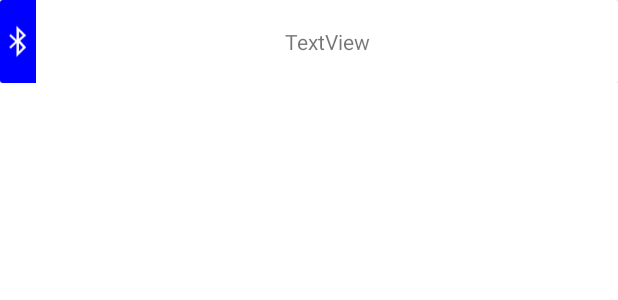
After one commit to PFE-Humanlab/EMG-Droid, an Android app: the layout member_row.xml on its own in the app's theme, with its tools: preview values and no code run, on a phone screen of 412 x 824 dp. The commit adds this screen. Shown: the top 300 px of the screen. Run offline under Robolectric (Android 15) with nearby library versions, the phone set to English and light mode, and no system bars.

Commit message:
Implement : Bluetooth device list

```diff
--- a/app/src/main/java/com/example/bluetooth/ConnectionThread.kt
+++ b/app/src/main/java/com/example/bluetooth/ConnectionThread.kt
@@ -31,13 +31,13 @@ class ConnectionThread(bluetoothDevice: BluetoothDevice, val bluetoothAdapter: B
         super.run()
 
         bluetoothAdapter.cancelDiscovery()
-        println("Trying to connect to device")
+//        println("Trying to connect to device")
 
         try {
             socket.connect()
         }catch (connectException : IOException){
 
-            println("Error connecting to device")
+//            println("Error connecting to device")
 
             try {
                 socket.close()
@@ -47,7 +47,7 @@ class ConnectionThread(bluetoothDevice: BluetoothDevice, val bluetoothAdapter: B
 
         }
 
-        println("Success connecting to device")
+//        println("Success connecting to device")
 
         val dataThread = DataThread(socket)
 
--- /dev/null
+++ b/app/src/main/res/layout/member_row.xml
@@ -0,0 +1,41 @@
+<?xml version="1.0" encoding="utf-8"?>
+<androidx.constraintlayout.widget.ConstraintLayout xmlns:android="http://schemas.android.com/apk/res/android"
+    xmlns:app="http://schemas.android.com/apk/res-auto"
+    xmlns:tools="http://schemas.android.com/tools"
+    android:layout_width="match_parent"
+    android:layout_height="wrap_content">
+
+    <androidx.cardview.widget.CardView
+        android:layout_width="match_parent"
+        android:layout_height="wrap_content"
+        app:layout_constraintEnd_toEndOf="parent"
+        app:layout_constraintStart_toStartOf="parent"
+        app:layout_constraintTop_toTopOf="parent">
+
+        <androidx.constraintlayout.widget.ConstraintLayout
+            android:layout_width="match_parent"
+            android:layout_height="55dp">
+
+            <ImageView
+                android:id="@+id/imageView2"
+                android:layout_width="wrap_content"
+                android:layout_height="0dp"
+                android:background="#0000FF"
+                app:layout_constraintBottom_toBottomOf="parent"
+                app:layout_constraintStart_toStartOf="parent"
+                app:layout_constraintTop_toTopOf="parent"
+                app:srcCompat="@android:drawable/stat_sys_data_bluetooth" />
+
+            <TextView
+                android:id="@+id/elementName"
+                android:layout_width="wrap_content"
+                android:layout_height="wrap_content"
+                android:text="TextView"
+                app:layout_constraintBottom_toBottomOf="parent"
+                app:layout_constraintEnd_toEndOf="parent"
+                app:layout_constraintStart_toEndOf="@+id/imageView2"
+                app:layout_constraintTop_toTopOf="parent" />
+        </androidx.constraintlayout.widget.ConstraintLayout>
+
+    </androidx.cardview.widget.CardView>
+</androidx.constraintlayout.widget.ConstraintLayout>
```
Also changed, not shown: app/build.gradle (+7 -3 lines), app/src/main/java/com/example/bluetooth/DataThread.kt (+10 -9 lines), app/src/main/java/com/example/bluetooth/MainActivity.kt (+54 -30 lines), app/src/main/java/com/example/bluetooth/recyclerView/RecyclerViewAdapter.kt (added, +32 -0 lines), app/src/main/java/com/example/bluetooth/recyclerView/RecyclerViewHolder.kt (added, +10 -0 lines), app/src/main/res/layout/activity_main.xml (+6 -7 lines).
